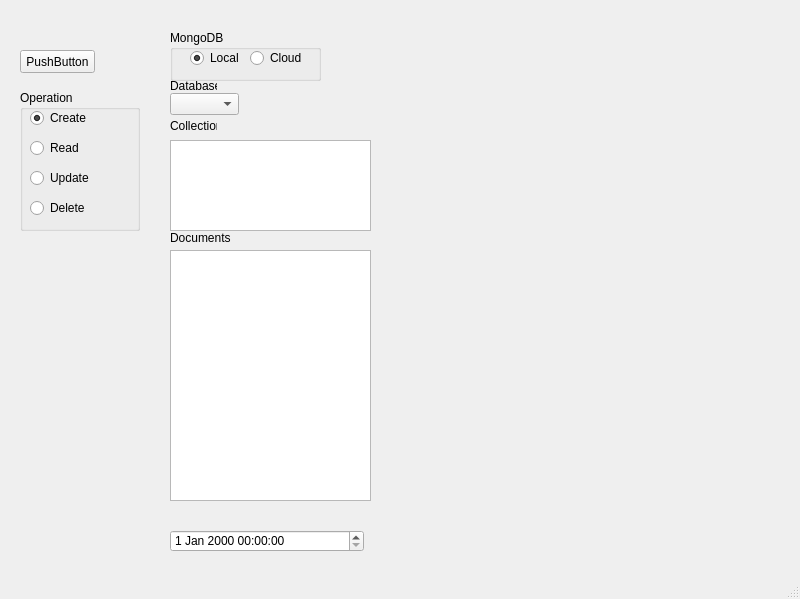
Before: the Qt Designer form myMDB.ui in avenboss/avenboss, drawn with Qt 5.
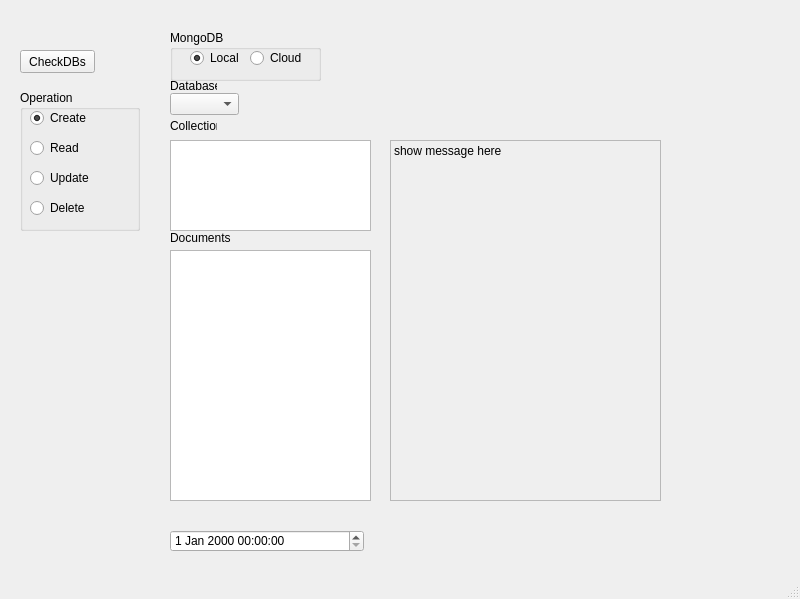
After: the same form once the commit is applied.

```diff
--- a/myMDB.ui
+++ b/myMDB.ui
@@ -24,7 +24,7 @@
      </rect>
     </property>
     <property name="text">
-     <string>PushButton</string>
+     <string>CheckDBs</string>
     </property>
    </widget>
    <widget class="QGroupBox" name="groupBox">
@@ -216,6 +216,31 @@
      </rect>
     </property>
    </widget>
+   <widget class="QLabel" name="LAB_dmsg">
+    <property name="geometry">
+     <rect>
+      <x>390</x>
+      <y>140</y>
+      <width>271</width>
+      <height>361</height>
+     </rect>
+    </property>
+    <property name="frameShape">
+     <enum>QFrame::StyledPanel</enum>
+    </property>
+    <property name="text">
+     <string>show message here</string>
+    </property>
+    <property name="alignment">
+     <set>Qt::AlignLeading|Qt::AlignLeft|Qt::AlignTop</set>
+    </property>
+    <property name="wordWrap">
+     <bool>true</bool>
+    </property>
+    <property name="buddy">
+     <cstring></cstring>
+    </property>
+   </widget>
   </widget>
   <widget class="QMenuBar" name="menubar">
    <property name="geometry">
```
